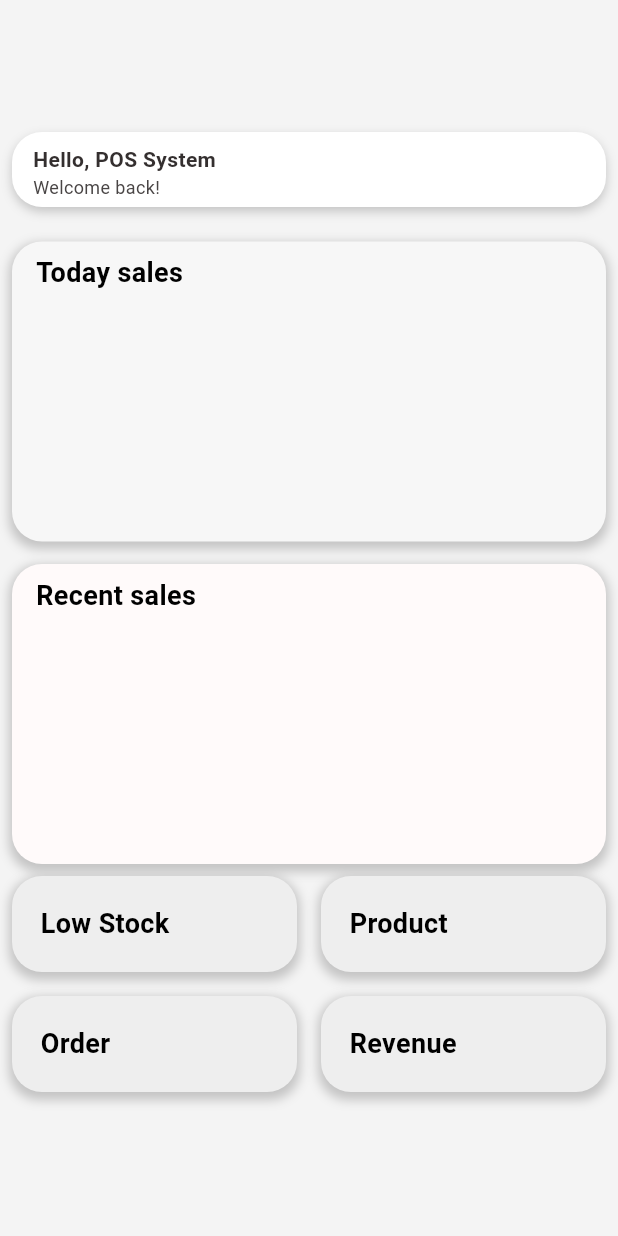
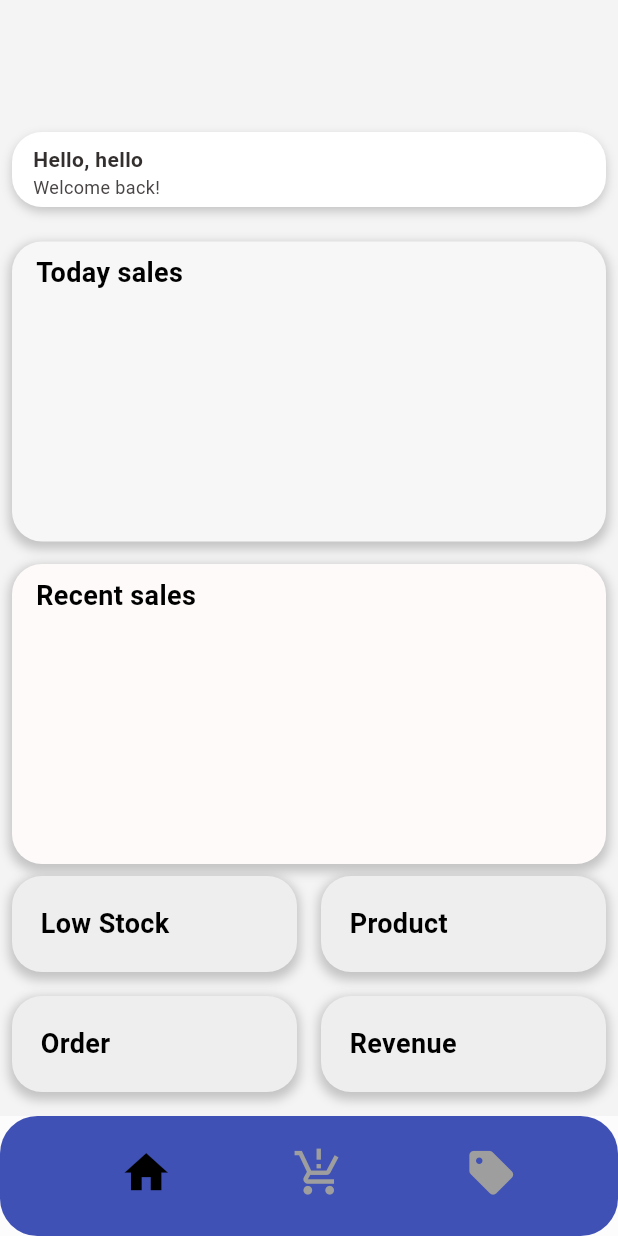
Before and after one commit to Phally-jr/mini_pos_system, a Flutter app: the HomescreenWidget screen opened by its route, on a phone screen of 412 x 824 dp. Run offline on Flutter 3.47's test engine with Material 3 defaults, Android fonts, the phone set to English and light mode, and no system bars; our stand-ins replace flutter_dotenv, get, supabase_flutter; accounts and stored records are empty.

Commit message:
fix responsive setup

```diff
--- a/lib/config/routes/app_pages.dart
+++ b/lib/config/routes/app_pages.dart
@@ -35,7 +35,7 @@ class AppRouting {
       case RouteView.fullScreen:
         return GetPage(
           name: "/${e.name}",
-          page: () => Homescreen(shopName: "hello"),
+          page: () => MainPage(shopName: "hello"),
         );
     }
   }).toList();
--- a/lib/main.dart
+++ b/lib/main.dart
@@ -1,7 +1,7 @@
 import 'package:flutter/material.dart';
 import 'package:get/get.dart';
 import 'package:mini_pos_system/config/routes/app_pages.dart';
-import 'package:mini_pos_system/config/routes/app_routes.dart';
+
 import 'package:flutter_dotenv/flutter_dotenv.dart';
 import 'package:supabase_flutter/supabase_flutter.dart';
 import 'package:mini_pos_system/screen/responsive.dart';
@@ -21,8 +21,8 @@ class MyApp extends StatelessWidget {
   Widget build(BuildContext context) {
     return GetMaterialApp(
       title: 'Flutter Demo',
-      home:  Responsive(),
-      initialRoute: RouteView.fullScreen.name,
+
+      home: Responsive(),
       getPages: AppRouting.route,
     );
   }
--- a/lib/screen/large/homescreenlarge.dart
+++ b/lib/screen/large/homescreenlarge.dart
@@ -8,6 +8,12 @@ class Homescreenlarge extends StatelessWidget {
       height: 100,
       width: double.infinity,
       decoration: BoxDecoration(color: Colors.amberAccent),
+      child: Center(
+        child: Text(
+          "This app is not supported for  laptop or tablet screen. Please use a mobile device to access the app.",
+          style: TextStyle(color: const Color.fromARGB(255, 0, 0, 0), fontSize: 30),
+        ),
+      )
     );
   }
 }
--- a/lib/screen/medium/homescreenmedium.dart
+++ b/lib/screen/medium/homescreenmedium.dart
@@ -9,6 +9,12 @@ class Homescreenmedium extends StatelessWidget {
       height: 100,
       width: double.infinity,
       decoration: BoxDecoration(color: const Color.fromARGB(255, 0, 0, 0)),
+      child: Center(
+        child: Text(
+          "This app is not supported for  laptop or tablet screen. Please use a mobile device to access the app.",
+          style: TextStyle(color: Colors.white, fontSize: 30),
+        ),
+      ),
     );
   }
 }
--- a/lib/screen/responsive.dart
+++ b/lib/screen/responsive.dart
@@ -3,14 +3,14 @@ import 'package:get/get.dart';
 import 'package:mini_pos_system/controller/home_controller.dart';
 import 'package:mini_pos_system/screen/large/homescreenlarge.dart';
 import 'package:mini_pos_system/screen/medium/homescreenmedium.dart';
-import 'package:mini_pos_system/screen/small/homescreen.dart';
+import 'package:mini_pos_system/screen/small/mainpage.dart';
 
 class Responsive extends GetResponsiveView<HomeController> {
   Widget? small, medium, large;
   Responsive({super.key, this.small, this.medium, this.large});
   @override
   Widget? phone() {
-    return small ?? HomescreenWidget(shopName: "POS System");
+    return small ?? MainPage(shopName:"hello");
   }
 
   @override
```
